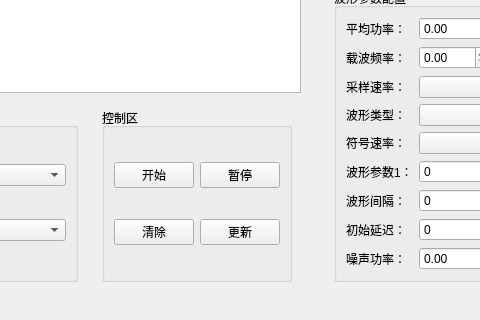
Old version of the form src/udp_modem/udp_modem_widget.ui in the repository noonafter/vlf; both pictures show x 538 to 1018 and y 396 to 716 of the 1154 by 716 pixel window.
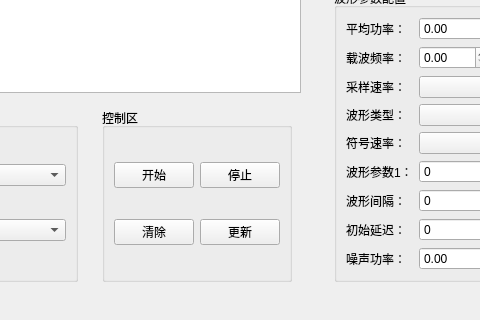
New version of the form. Custom widgets are drawn as their Qt base class.

Commit message: 1. 将json配置文件的读写和管理独立出来。好处： 1）对界面类和线程工作类进行解耦； 2）方便对共享对象进行读写控制，比如读写加锁，减轻外部工作复杂性； 3）可以完全对应于json文件的结构，方便修改

What changed in the file:
```diff
--- a/src/udp_modem/udp_modem_widget.ui
+++ b/src/udp_modem/udp_modem_widget.ui
@@ -142,7 +142,7 @@
                <item row="0" column="1">
                 <widget class="QPushButton" name="pushButton_2">
                  <property name="text">
-                  <string>暂停</string>
+                  <string>停止</string>
                  </property>
                 </widget>
                </item>
```
Left out of the diff: 2 changed lines with no effect on the pictures. The commit also changes 7 other files.
